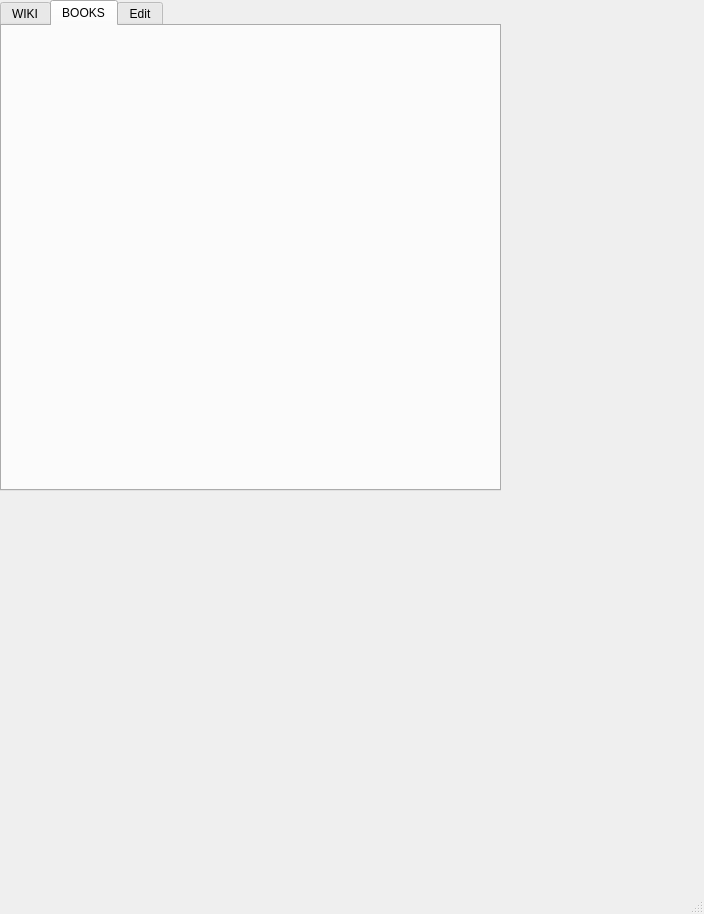
Qt form UIs/User.ui (Cheshuyka/BookFoU) before a commit.
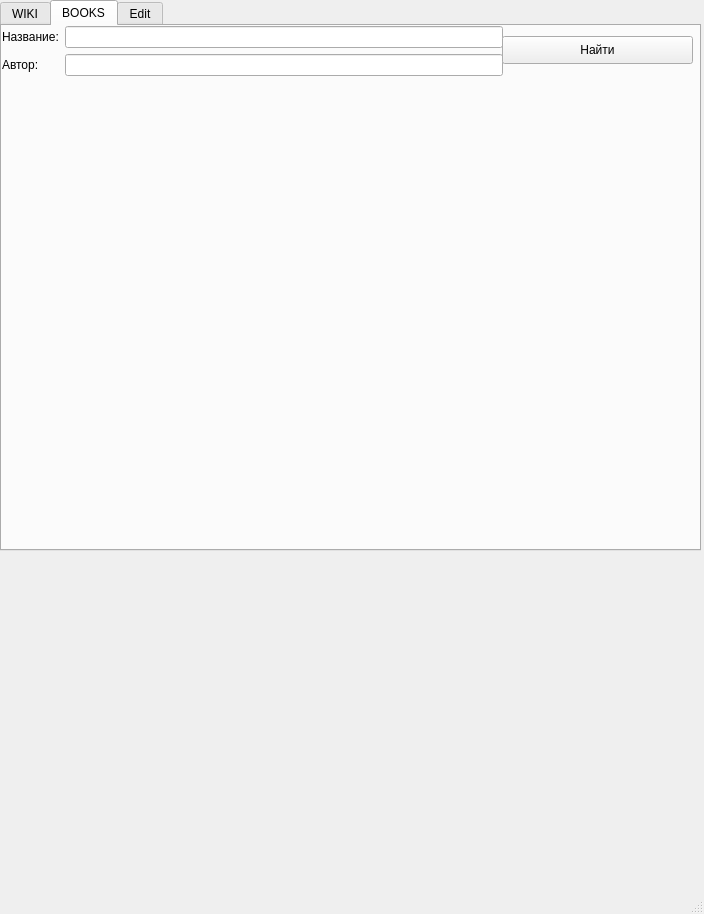
The same form after that commit.

```diff
--- a/UIs/User.ui
+++ b/UIs/User.ui
@@ -19,8 +19,8 @@
      <rect>
       <x>0</x>
       <y>0</y>
-      <width>501</width>
-      <height>491</height>
+      <width>701</width>
+      <height>551</height>
      </rect>
     </property>
     <property name="currentIndex">
@@ -131,13 +131,62 @@
       <property name="geometry">
        <rect>
         <x>0</x>
-        <y>0</y>
+        <y>60</y>
         <width>501</width>
         <height>461</height>
        </rect>
       </property>
       <layout class="QHBoxLayout" name="horizontalLayout"/>
      </widget>
+     <widget class="QWidget" name="formLayoutWidget">
+      <property name="geometry">
+       <rect>
+        <x>0</x>
+        <y>0</y>
+        <width>501</width>
+        <height>61</height>
+       </rect>
+      </property>
+      <layout class="QFormLayout" name="formLayout">
+       <item row="0" column="0">
+        <widget class="QLabel" name="label_4">
+         <property name="text">
+          <string>Название:</string>
+         </property>
+        </widget>
+       </item>
+       <item row="1" column="0">
+        <widget class="QLabel" name="label_3">
+         <property name="text">
+          <string>Автор:</string>
+         </property>
+        </widget>
+       </item>
+       <item row="0" column="1">
+        <widget class="QLineEdit" name="nameEdit"/>
+       </item>
+       <item row="1" column="1">
+        <widget class="QLineEdit" name="authorEdit">
+         <property name="text">
+          <string/>
+         </property>
+        </widget>
+       </item>
+      </layout>
+     </widget>
+     <widget class="QPushButton" name="find_btn">
+      <property name="geometry">
+       <rect>
+        <x>500</x>
+        <y>10</y>
+        <width>191</width>
+        <height>28</height>
+       </rect>
+      </property>
+      <property name="text">
+       <string>Найти</string>
+      </property>
+     </widget>
     </widget>
     <widget class="QWidget" name="tab_3">
      <attribute name="title">
```
